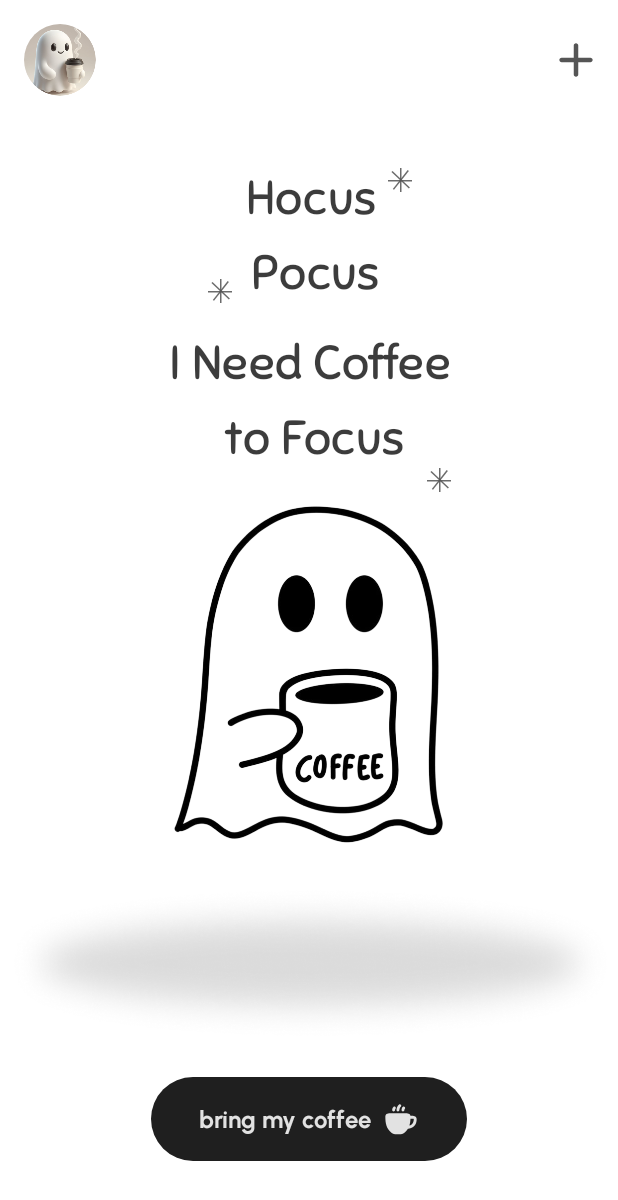
After one commit to mohamedibrahim3/Caffeine, an Android app built with Jetpack Compose: the composable HomeScreen shown on its own in the app's theme, on a phone screen of 412 x 824 dp. The commit adds this screen. Shown: the top 1200 px of the screen. Run offline under Robolectric (Android 15) with nearby library versions, the phone set to English and light mode, and no system bars.

Commit message:
feat: implement home screen with animations and setup nav host.

```diff
--- a/app/src/main/java/com/example/caffeine/component/BaseScreen.kt
+++ b/app/src/main/java/com/example/caffeine/component/BaseScreen.kt
@@ -14,10 +14,10 @@ import androidx.compose.ui.unit.dp
 fun BaseScreen(
     modifier: Modifier = Modifier,
     headerContent: @Composable () -> Unit,
-    mainContent: @Composable ColumnScope.() -> Unit,
     actionButtonText: String,
     actionButtonIconResId: Int,
     onActionButtonClick: () -> Unit,
+    mainContent: @Composable ColumnScope.() -> Unit
 ) {
     Column(
         modifier = modifier,
--- /dev/null
+++ b/app/src/main/java/com/example/caffeine/navigation/AppNavHost.kt
@@ -0,0 +1,22 @@
+package com.example.caffeine.navigation
+
+import androidx.compose.runtime.Composable
+import androidx.compose.ui.Modifier
+import androidx.navigation.NavHostController
+import androidx.navigation.compose.NavHost
+import androidx.navigation.compose.rememberNavController
+
+@Composable
+fun AppNavHost(
+    modifier: Modifier = Modifier,
+    navController: NavHostController = rememberNavController(),
+    startDestination: Destination = Destination.START
+) {
+    NavHost(
+        modifier = modifier,
+        navController = navController,
+        startDestination = startDestination.route
+    ) {
+
+    }
+}
--- /dev/null
+++ b/app/src/main/java/com/example/caffeine/navigation/Destination.kt
@@ -0,0 +1,11 @@
+package com.example.caffeine.navigation
+
+enum class Destination(
+    val route: String,
+) {
+    START("start"),
+    COFFEE_TYPE("coffee type"),
+    CUP_SIZE("cup size"),
+    ORDER("order"),
+    SNACK_TYPE("snack type"),
+}
--- /dev/null
+++ b/app/src/main/java/com/example/caffeine/screen/home/Ghost.kt
@@ -0,0 +1,54 @@
+package com.example.caffeine.screen.home
+
+import androidx.compose.animation.core.InfiniteRepeatableSpec
+import androidx.compose.animation.core.RepeatMode
+import androidx.compose.animation.core.VectorConverter
+import androidx.compose.animation.core.animateValue
+import androidx.compose.animation.core.rememberInfiniteTransition
+import androidx.compose.animation.core.tween
+import androidx.compose.foundation.Image
+import androidx.compose.foundation.layout.Arrangement
+import androidx.compose.runtime.getValue
+import androidx.compose.foundation.layout.Column
+import androidx.compose.foundation.layout.offset
+import androidx.compose.foundation.layout.padding
+import androidx.compose.foundation.layout.size
+import androidx.compose.runtime.Composable
+import androidx.compose.ui.Alignment
+import androidx.compose.ui.Modifier
+import androidx.compose.ui.res.painterResource
+import androidx.compose.ui.unit.Dp
+import androidx.compose.ui.unit.dp
+import com.example.caffeine.R
+
+@Composable
+fun Ghost() {
+    val infiniteTransition = rememberInfiniteTransition()
+    val ghostOffsetY by infiniteTransition.animateValue(
+        initialValue = 0.dp,
+        targetValue = (-15).dp,
+        animationSpec =
+            InfiniteRepeatableSpec(
+                animation = tween(1000),
+                repeatMode = RepeatMode.Reverse
+            ),
+        typeConverter = Dp.VectorConverter,
+    )
+    Column(
+        verticalArrangement = Arrangement.spacedBy(3.dp),
+        horizontalAlignment = Alignment.CenterHorizontally,
+    ) {
+        Image(
+            painter = painterResource(R.drawable.ghost),
+            contentDescription = null,
+            modifier = Modifier
+                .padding(top = 13.dp)
+                .offset(y = ghostOffsetY)
+                .size(244.dp)
+        )
+        Image(
+            painter = painterResource(R.drawable.shadow),
+            contentDescription = null,
+        )
+    }
+}
--- /dev/null
+++ b/app/src/main/java/com/example/caffeine/screen/home/HocusPocusSection.kt
@@ -0,0 +1,106 @@
+package com.example.caffeine.screen.home
+
+import androidx.compose.animation.animateColor
+import androidx.compose.animation.core.FastOutSlowInEasing
+import androidx.compose.animation.core.RepeatMode
+import androidx.compose.animation.core.infiniteRepeatable
+import androidx.compose.animation.core.rememberInfiniteTransition
+import androidx.compose.animation.core.tween
+import androidx.compose.foundation.Image
+import androidx.compose.foundation.layout.Arrangement
+import androidx.compose.foundation.layout.Column
+import androidx.compose.foundation.layout.Row
+import androidx.compose.foundation.layout.size
+import androidx.compose.material3.Text
+import androidx.compose.runtime.Composable
+import androidx.compose.ui.Alignment
+import androidx.compose.ui.Modifier
+import androidx.compose.ui.res.painterResource
+import androidx.compose.ui.text.TextStyle
+import androidx.compose.ui.text.font.FontWeight
+import androidx.compose.ui.text.style.TextAlign
+import androidx.compose.ui.unit.dp
+import androidx.compose.ui.unit.sp
+import com.example.caffeine.R
+import com.example.caffeine.ui.theme.Sniglet
+import com.example.caffeine.ui.theme.darkGray
+import androidx.compose.runtime.getValue
+import androidx.compose.ui.graphics.Color
+import androidx.compose.ui.graphics.ColorFilter
+
+@Composable
+fun HocusPocusSection(
+    modifier: Modifier = Modifier
+) {
+    val transition = rememberInfiniteTransition()
+
+    val starColor by transition.animateColor(
+        initialValue = darkGray,
+        targetValue = Color.White,
+        animationSpec = infiniteRepeatable(
+            animation = tween(durationMillis = 1500, easing = FastOutSlowInEasing),
+            repeatMode = RepeatMode.Reverse
+        ),
+        label = "StarColorAnimation"
+    )
+
+    Column(
+        modifier,
+        horizontalAlignment = Alignment.CenterHorizontally,
+        verticalArrangement = Arrangement.spacedBy(20.dp)
+    ) {
+        Row(
+            horizontalArrangement = Arrangement.spacedBy(5.dp)
+        ) {
+            Image(
+                modifier = Modifier
+                    .size(16.dp)
+                    .align(Alignment.Bottom),
+                painter = painterResource(R.drawable.thin_star),
+                contentDescription = null,
+                colorFilter = ColorFilter.tint(starColor)
+            )
+            Text(
+                text = "Hocus\n Pocus",
+                style = TextStyle(
+                    color = darkGray.copy(.87f),
+                    fontSize = 32.sp,
+                    fontFamily = Sniglet,
+                    fontWeight = FontWeight.Normal,
+                    textAlign = TextAlign.Center,
+                    lineHeight = 50.sp,
+                    letterSpacing = 0.25.sp
+                )
+            )
+            Image(
+                modifier = Modifier
+                    .size(16.dp),
+                painter = painterResource(R.drawable.thin_star),
+                contentDescription = null,
+                colorFilter = ColorFilter.tint(starColor)
+            )
+        }
+        Column {
+            Text(
+                text = "I Need Coffee\n to Focus",
+                style = TextStyle(
+                    color = darkGray.copy(.87f),
+                    fontSize = 32.sp,
+                    fontFamily = Sniglet,
+                    fontWeight = FontWeight.Normal,
+                    textAlign = TextAlign.Center,
+                    lineHeight = 50.sp,
+                    letterSpacing = 0.25.sp
+                )
+            )
+            Image(
+                modifier = Modifier
+                    .size(16.dp)
+                    .align(Alignment.End),
+                painter = painterResource(R.drawable.thin_star),
+                contentDescription = null,
+                colorFilter = ColorFilter.tint(starColor)
+            )
+        }
+    }
+}
--- /dev/null
+++ b/app/src/main/java/com/example/caffeine/screen/home/HomeScreen.kt
@@ -0,0 +1,62 @@
+package com.example.caffeine.screen.home
+
+import androidx.compose.foundation.background
+import androidx.compose.foundation.layout.fillMaxSize
+import androidx.compose.foundation.layout.fillMaxWidth
+import androidx.compose.foundation.layout.padding
+import androidx.compose.foundation.layout.statusBarsPadding
+import androidx.compose.foundation.rememberScrollState
+import androidx.compose.foundation.verticalScroll
+import androidx.compose.runtime.Composable
+import androidx.compose.ui.Modifier
+import androidx.compose.ui.graphics.Color
+import androidx.compose.ui.res.stringResource
+import androidx.compose.ui.tooling.preview.Preview
+import androidx.compose.ui.unit.dp
+import com.example.caffeine.R
+import com.example.caffeine.component.BaseScreen
+import com.example.caffeine.component.HeaderSection
+
+@Composable
+fun HomeScreen(
+    navigateToCoffeeTypeScreen: () -> Unit = {}
+) {
+    HomeContent(navigateToCoffeeTypeScreen = navigateToCoffeeTypeScreen)
+}
+
+@Composable
+fun HomeContent(
+    navigateToCoffeeTypeScreen: () -> Unit
+) {
+    BaseScreen(
+        modifier = Modifier
+            .statusBarsPadding()
+            .fillMaxSize()
+            .background(Color.White)
+            .verticalScroll(rememberScrollState()),
+        actionButtonText = stringResource(R.string.bring_my_coffee),
+        actionButtonIconResId = R.drawable.cup_of_coffee,
+        onActionButtonClick = navigateToCoffeeTypeScreen,
+        headerContent = {
+            HeaderSection(
+                modifier = Modifier
+                    .fillMaxWidth()
+                    .padding(horizontal = 16.dp)
+                    .padding(top = 16.dp)
+            )
+        },
+    ) {
+        HocusPocusSection(
+            modifier = Modifier
+                .padding(horizontal = 58.dp)
+                .padding(top = 24.dp)
+        )
+        Ghost()
+    }
+}
+
+@Preview
+@Composable
+fun HomeScreenPreview() {
+    HomeScreen()
+}
```
